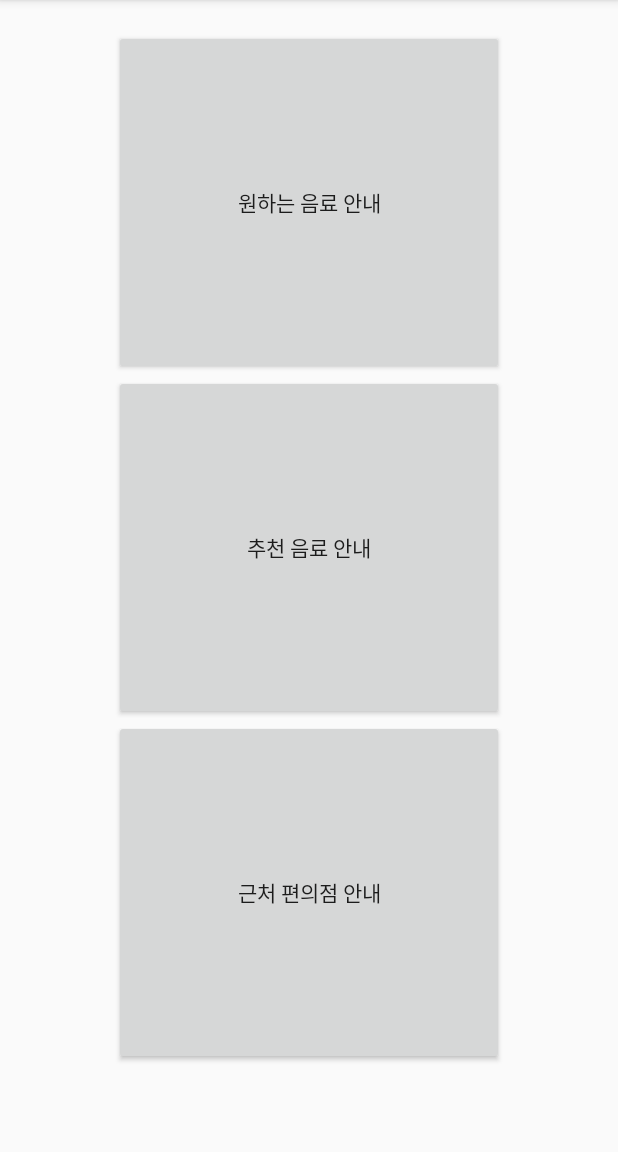
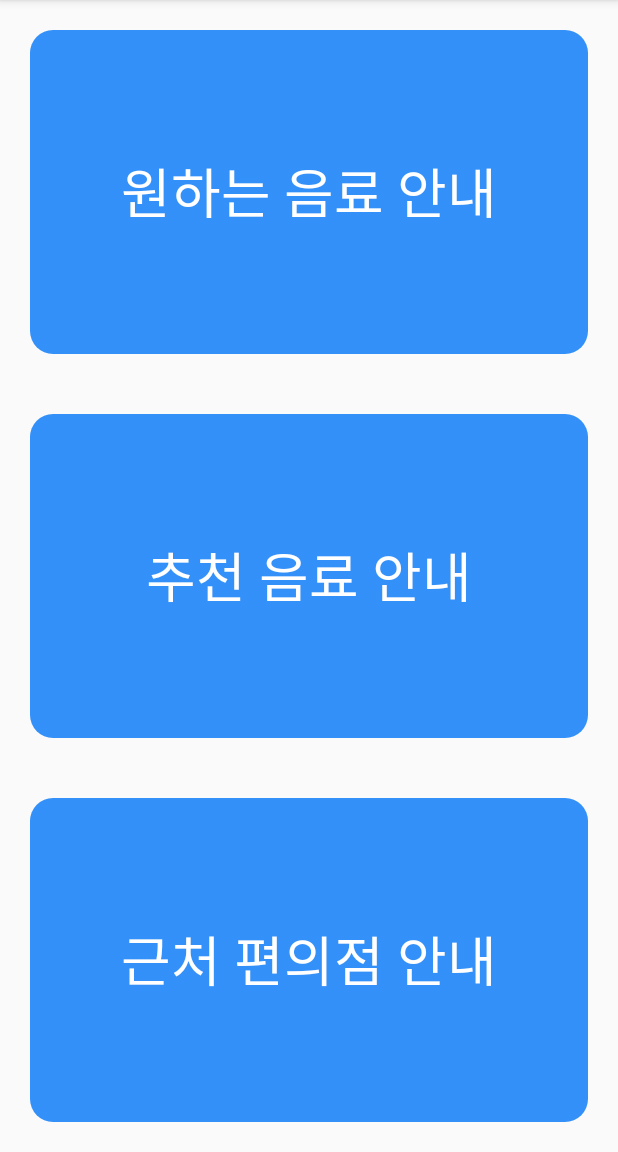
Before and after one commit to se-ize/BeYerage, an Android app: the MainActivity screen opened directly, with no data from a screen before it, on a phone screen of 412 x 824 dp, the part 84-1236 px from its top. Run offline under Robolectric (Android 15) with nearby library versions, the phone set to English and light mode, and no system bars; 2 statements that could not run were skipped.

Commit message:
button UI

```diff
--- /dev/null
+++ b/BeYerage/app/src/main/res/drawable-v24/button_clicked.xml
@@ -0,0 +1,13 @@
+<?xml version="1.0" encoding="utf-8"?>
+<shape xmlns:android="http://schemas.android.com/apk/res/android"
+    android:shape="rectangle">
+
+    <corners android:radius="15dp" />
+    <gradient
+        android:angle="90"
+        android:endColor="@color/colorAccent"
+        android:startColor="@color/colorAccent" />
+<!--
+    <stroke android:width="7px" android:color="#000000" />
+-->
+</shape>
--- /dev/null
+++ b/BeYerage/app/src/main/res/drawable-v24/button_selector.xml
@@ -0,0 +1,8 @@
+<?xml version="1.0" encoding="utf-8"?>
+<selector xmlns:android="http://schemas.android.com/apk/res/android">
+    <item android:drawable="@drawable/button_unclicked"
+        android:state_pressed="true" />
+
+    <item android:drawable="@drawable/button_clicked"
+        android:state_pressed="false"/>
+</selector>
--- /dev/null
+++ b/BeYerage/app/src/main/res/drawable-v24/button_unclicked.xml
@@ -0,0 +1,14 @@
+<?xml version="1.0" encoding="utf-8"?>
+<shape xmlns:android="http://schemas.android.com/apk/res/android"
+    android:shape="rectangle">
+
+    <corners android:radius="15dp" />
+    <gradient
+        android:angle="270"
+        android:endColor="#fff"
+        android:centerColor="#fff"
+        android:startColor="#fff" />
+    <item android:color="@color/colorAccent" />
+
+    <stroke android:width="15px" android:color="@color/colorAccent" />
+</shape>
--- /dev/null
+++ b/BeYerage/app/src/main/res/drawable/textcolor_selector.xml
@@ -0,0 +1,9 @@
+<?xml version="1.0" encoding="utf-8"?>
+
+<selector xmlns:android="http://schemas.android.com/apk/res/android">
+
+    <item android:color="@color/colorAccent2" android:state_pressed="true"/> <!-- pressed -->
+
+    <item android:color="#fff"/> <!-- default -->
+
+</selector>
--- /dev/null
+++ b/BeYerage/app/src/main/res/font/font_koddi.xml
@@ -0,0 +1,7 @@
+<?xml version="1.0" encoding="utf-8"?>
+<font-family xmlns:android="http://schemas.android.com/apk/res/android">
+    <font
+        android:fontStyle = "normal"
+        android:fontWeight = "400"
+        android:font = "@font/koddi"/>
+</font-family>
--- a/BeYerage/app/src/main/res/layout/activity_main.xml
+++ b/BeYerage/app/src/main/res/layout/activity_main.xml
@@ -10,28 +10,46 @@
         android:layout_width="match_parent"
         android:layout_height="match_parent"
         android:orientation="vertical">
+        <!--android:background="@color/colorAccent">-->
 
         <Button
             android:id="@+id/findBeverageButton"
-            android:layout_width="260dp"
-            android:layout_height="230dp"
+            android:layout_width="match_parent"
+            android:layout_height="match_parent"
             android:layout_gravity="center"
-            android:layout_marginTop="20dp"
-            android:text="원하는 음료 안내" />
+            android:layout_margin="20dp"
+            android:layout_weight="1"
+            android:background="@drawable/button_selector"
+            android:fontFamily="@font/font_koddi"
+            android:text="원하는 음료 안내"
+            android:textColor="@drawable/textcolor_selector"
+            android:textSize="36sp" />
 
         <Button
             android:id="@+id/mostFreqBeverageButton"
-            android:layout_width="260dp"
-            android:layout_height="230dp"
+            android:layout_width="match_parent"
+            android:layout_height="match_parent"
             android:layout_gravity="center"
-            android:text="추천 음료 안내" />
+            android:layout_margin="20dp"
+            android:layout_weight="1"
+            android:background="@drawable/button_selector"
+            android:fontFamily="@font/font_koddi"
+            android:text="추천 음료 안내"
+            android:textColor="@drawable/textcolor_selector"
+            android:textSize="36sp" />
 
         <Button
             android:id="@+id/closeConvenienceStoreButton"
-            android:layout_width="260dp"
-            android:layout_height="230dp"
+            android:layout_width="match_parent"
+            android:layout_height="match_parent"
             android:layout_gravity="center"
-            android:text="근처 편의점 안내" />
+            android:layout_margin="20dp"
+            android:layout_weight="1"
+            android:background="@drawable/button_selector"
+            android:fontFamily="@font/font_koddi"
+            android:text="근처 편의점 안내"
+            android:textColor="@drawable/textcolor_selector"
+            android:textSize="36sp" />
     </LinearLayout>
 
 </androidx.swiperefreshlayout.widget.SwipeRefreshLayout>
--- a/BeYerage/app/src/main/res/values/colors.xml
+++ b/BeYerage/app/src/main/res/values/colors.xml
@@ -2,9 +2,9 @@
 <resources>
     <color name="colorMain">#3F51B5</color>
     <color name="colorMainDark">#303F9F</color>
-    <color name="colorAccent">#CC7090</color>
-    <color name="colorAccent2">#FFA6C5</color>
-    <color name="colorAccentLight">#FFD9E6</color>
+    <color name="colorAccent">#cc0276f9</color>
+    <color name="colorAccent2">#0276f9</color>
+    <color name="colorAccentLight">#E1F5FE</color>
     <color name="color1">#3164d7</color>
     <color name="color2">#d92d29</color>
     <color name="color3">#eeaa10</color>
--- a/BeYerage/app/src/main/res/values/styles.xml
+++ b/BeYerage/app/src/main/res/values/styles.xml
@@ -11,4 +11,11 @@
     <style name="SplashTheme" parent="Theme.AppCompat.NoActionBar">
         <item name="android:windowBackground">@drawable/splash</item>
     </style>
+
+    <style name="PinkButton" parent="Widget.AppCompat.Button">
+        <item name="android:background">@drawable/button_selector</item>
+        <item name="android:textColor">#000</item>
+        <item name="android:paddingLeft">10dp</item>
+        <item name="android:paddingRight">10dp</item>
+    </style>
 </resources>
```
Also changed, not shown: 1 other file.
